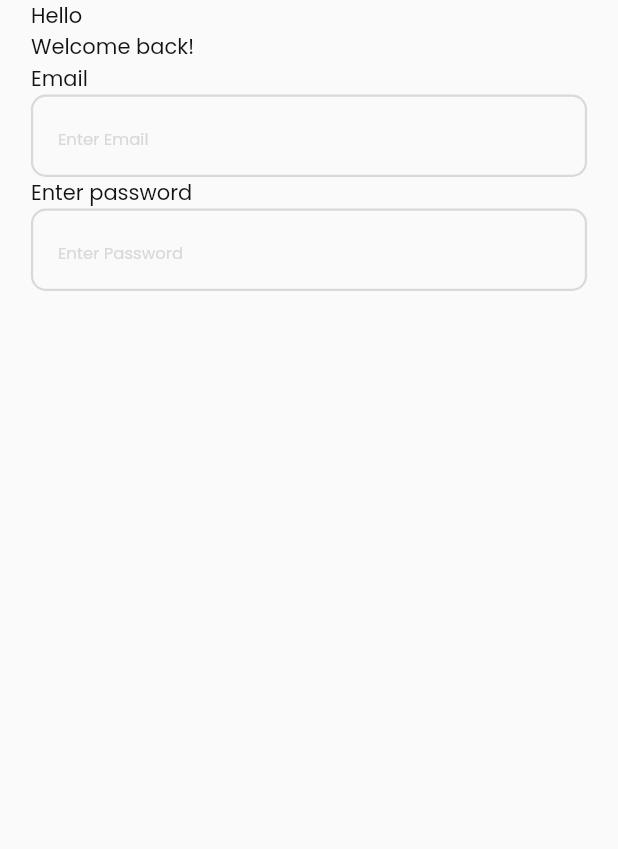
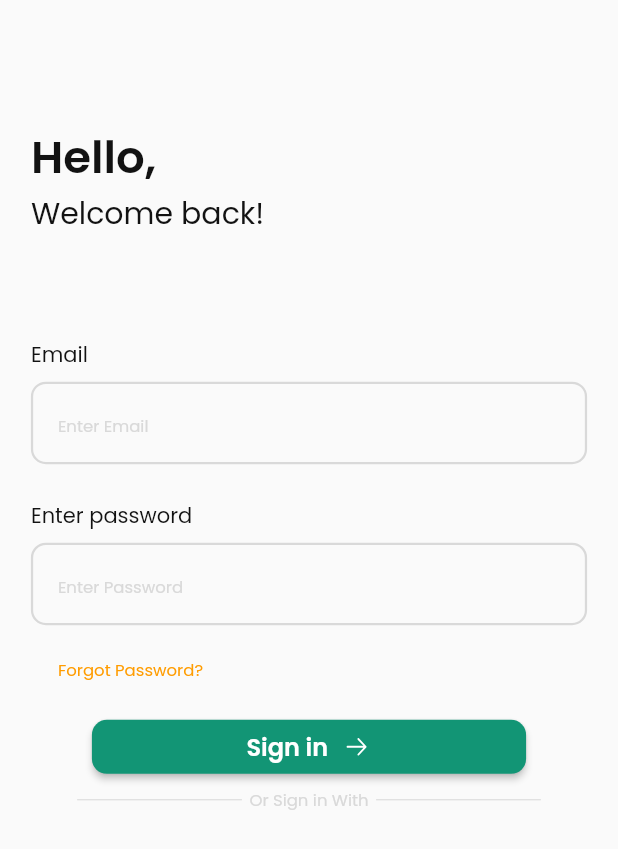
Before and after one commit to n0dustoll3ns/recipe_app, a Flutter app: the screen it shows after launch, after a tap on "Start cooking", on a phone screen of 412 x 824 dp. Shown: the top 849 px of the screen. Run offline on Flutter 3.47's test engine with Material 2 defaults, Android fonts, the light colour scheme and no system bars; our stand-ins replace flutter_svg, google_fonts.

Commit message:
sign in screen fields and buttons

```diff
--- a/lib/main.dart
+++ b/lib/main.dart
@@ -14,6 +14,7 @@ class RecipeApp extends StatelessWidget {
   Widget build(BuildContext context) {
     return MaterialApp(
       title: 'Flutter Demo',
+      debugShowCheckedModeBanner: false,
       theme: ThemeData(
         elevatedButtonTheme: ElevatedButtonThemeData(
           style: ElevatedButton.styleFrom(
@@ -37,6 +38,7 @@ class RecipeApp extends StatelessWidget {
         textTheme: TextTheme(
           displayMedium:
               GoogleFonts.poppins(height: 1.2, fontWeight: FontWeight.w600, fontSize: 50, letterSpacing: 0),
+          titleLarge: GoogleFonts.poppins(fontWeight: FontWeight.w600, fontSize: 30, letterSpacing: 0),
           titleMedium: GoogleFonts.poppins(fontWeight: FontWeight.w600, fontSize: 18, letterSpacing: 0),
           bodyMedium: GoogleFonts.poppins(fontWeight: FontWeight.w400, fontSize: 16, letterSpacing: 0),
           bodySmall: GoogleFonts.poppins(fontWeight: FontWeight.w400, fontSize: 14, letterSpacing: 0),
--- a/lib/presentation/screens/sign_in.dart
+++ b/lib/presentation/screens/sign_in.dart
@@ -1,4 +1,6 @@
 import 'package:flutter/material.dart';
+import 'package:flutter_svg/svg.dart';
+import 'package:google_fonts/google_fonts.dart';
 
 class SignIn extends StatelessWidget {
   const SignIn({super.key});
@@ -11,27 +13,115 @@ class SignIn extends StatelessWidget {
         child: Column(
           crossAxisAlignment: CrossAxisAlignment.start,
           children: [
-            Text(
-              'Hello',
-              style: Theme.of(context).textTheme.bodySmall!.copyWith(color: const Color(0xFF121212)),
+            SizedBox(
+              height: MediaQuery.of(context).size.height * .1,
             ),
-            Text(
-              'Welcome back!',
-              style: Theme.of(context).textTheme.bodySmall!.copyWith(color: const Color(0xFF121212)),
+            Text('Hello,',
+                style: GoogleFonts.poppins(
+                    fontWeight: FontWeight.w600,
+                    fontSize: 30,
+                    letterSpacing: 0,
+                    color: const Color(0xFF121212))),
+            Text('Welcome back!',
+                style: GoogleFonts.poppins(
+                    fontWeight: FontWeight.w400,
+                    fontSize: 20,
+                    letterSpacing: 0,
+                    color: const Color(0xFF121212))),
+            SizedBox(
+              height: MediaQuery.of(context).size.height / 12,
             ),
             Text(
               'Email',
               style: Theme.of(context).textTheme.bodySmall!.copyWith(color: const Color(0xFF121212)),
             ),
+            SizedBox(
+              height: MediaQuery.of(context).size.height / 112,
+            ),
             TextFormField(
-              decoration: InputDecoration(hintText: 'Enter Email'),
+              decoration: const InputDecoration(hintText: 'Enter Email'),
+            ),
+            const SizedBox(
+              height: 24,
             ),
             Text(
               'Enter password',
               style: Theme.of(context).textTheme.bodySmall!.copyWith(color: const Color(0xFF121212)),
             ),
+            SizedBox(
+              height: MediaQuery.of(context).size.height / 112,
+            ),
             TextFormField(
-              decoration: InputDecoration(hintText: 'Enter Password'),
+              decoration: const InputDecoration(hintText: 'Enter Password'),
+            ),
+            SizedBox(
+              height: MediaQuery.of(context).size.height / 142,
+            ),
+            Padding(
+              padding: const EdgeInsets.only(left: 10),
+              child: TextButton(
+                onPressed: () {},
+                child: Text(
+                  'Forgot Password?',
+                  style: GoogleFonts.poppins(
+                    fontWeight: FontWeight.w400,
+                    fontSize: 11,
+                    letterSpacing: 0,
+                    color: const Color(0xFFFF9C00),
+                  ),
+                ),
+              ),
+            ),
+            SizedBox(
+              height: MediaQuery.of(context).size.height / 250,
+            ),
+            Center(
+              child: ElevatedButton(
+                  style: ElevatedButton.styleFrom(
+                      padding: EdgeInsets.symmetric(horizontal: MediaQuery.of(context).size.width / 4)),
+                  onPressed: () {
+                    Navigator.pushReplacement(
+                        context, MaterialPageRoute(builder: (BuildContext context) => const SignIn()));
+                  },
+                  child: Row(
+                    mainAxisSize: MainAxisSize.min,
+                    children: [
+                      const Text('Sign in'),
+                      const SizedBox(
+                        width: 9,
+                      ),
+                      SvgPicture.asset('assets/icons/arrow-right.svg'),
+                    ],
+                  )),
+            ),
+            SizedBox(
+              height: MediaQuery.of(context).size.height / 250,
+            ),
+            Center(
+              child: Row(
+                mainAxisSize: MainAxisSize.min,
+                crossAxisAlignment: CrossAxisAlignment.center,
+                children: [
+                  Container(
+                    width: MediaQuery.of(context).size.height / 7.5,
+                    height: 0.7,
+                    color: const Color(0XFFD9D9D9),
+                  ),
+                  Padding(
+                    padding: const EdgeInsets.symmetric(horizontal: 5),
+                    child: Text(
+                      'Or Sign in With',
+                      style: GoogleFonts.poppins(
+                          fontWeight: FontWeight.w400, fontSize: 11, color: const Color(0XFFD9D9D9)),
+                    ),
+                  ),
+                  Container(
+                    width: MediaQuery.of(context).size.height / 7.5,
+                    height: 0.7,
+                    color: const Color(0XFFD9D9D9),
+                  ),
+                ],
+              ),
             ),
           ],
         ),
```
